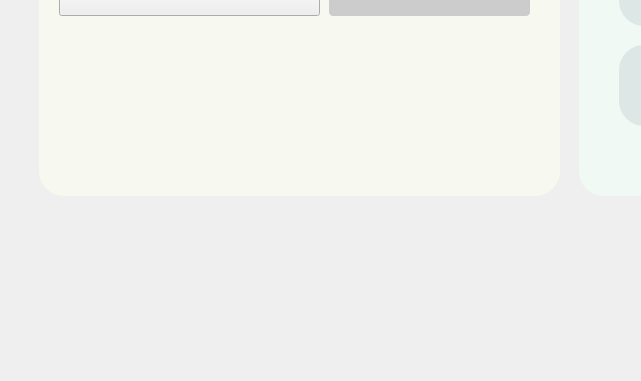
Before: the Qt Designer form scoopgui.ui in Fluorite-Apps/Fluorite-Store, drawn with Qt 5; both pictures show x 0 to 641 and y 304 to 685 of the 1146 by 685 pixel window.
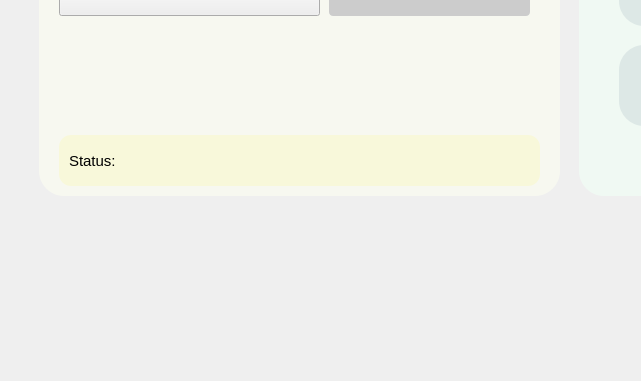
After: the same form once the commit is applied. The open tabs and pages were chosen to show the change. Icons and pictures are not drawn.

Commit message: Status for all bucket related processes, removed popup after bucket process

```diff
--- a/scoopgui.ui
+++ b/scoopgui.ui
@@ -1889,6 +1889,94 @@
        </property>
       </layout>
      </widget>
+     <widget class="QLabel" name="label_219">
+      <property name="geometry">
+       <rect>
+        <x>60</x>
+        <y>450</y>
+        <width>71</width>
+        <height>31</height>
+       </rect>
+      </property>
+      <property name="font">
+       <font>
+        <pointsize>11</pointsize>
+       </font>
+      </property>
+      <property name="styleSheet">
+       <string notr="true"/>
+      </property>
+      <property name="text">
+       <string>Status:</string>
+      </property>
+     </widget>
+     <widget class="QFrame" name="status_indicator_buckets_1">
+      <property name="geometry">
+       <rect>
+        <x>110</x>
+        <y>440</y>
+        <width>401</width>
+        <height>51</height>
+       </rect>
+      </property>
+      <property name="cursor">
+       <cursorShape>PointingHandCursor</cursorShape>
+      </property>
+      <property name="styleSheet">
+       <string notr="true"/>
+      </property>
+      <property name="frameShape">
+       <enum>QFrame::NoFrame</enum>
+      </property>
+      <property name="frameShadow">
+       <enum>QFrame::Raised</enum>
+      </property>
+      <property name="lineWidth">
+       <number>0</number>
+      </property>
+      <layout class="QHBoxLayout" name="status_indicator_layout_buckets">
+       <property name="spacing">
+        <number>0</number>
+       </property>
+       <property name="leftMargin">
+        <number>0</number>
+       </property>
+       <property name="topMargin">
+        <number>0</number>
+       </property>
+       <property name="rightMargin">
+        <number>0</number>
+       </property>
+       <property name="bottomMargin">
+        <number>0</number>
+       </property>
+      </layout>
+     </widget>
+     <widget class="QLabel" name="label_220">
+      <property name="geometry">
+       <rect>
+        <x>50</x>
+        <y>440</y>
+        <width>481</width>
+        <height>51</height>
+       </rect>
+      </property>
+      <property name="styleSheet">
+       <string notr="true">QLabel {
+            color: yellow;
+			
+	      	
+	background-color: rgb(248, 248, 218);
+			padding: 12px;
+			border-radius: 12px;
+			border-bottom: 30px shadow;
+        }
+</string>
+      </property>
+      <property name="text">
+       <string/>
+      </property>
+     </widget>
      <zorder>label_46</zorder>
      <zorder>add_bucket_title</zorder>
      <zorder>bucket_input_add</zorder>
@@ -1915,6 +2003,9 @@
      <zorder>remove_app_frame</zorder>
      <zorder>not_added_yet</zorder>
      <zorder>back_button_frame</zorder>
+     <zorder>label_220</zorder>
+     <zorder>label_219</zorder>
+     <zorder>status_indicator_buckets_1</zorder>
     </widget>
     <widget class="QWidget" name="installed"/>
     <widget class="QWidget" name="search">
```
The commit also changes 2 other files.
